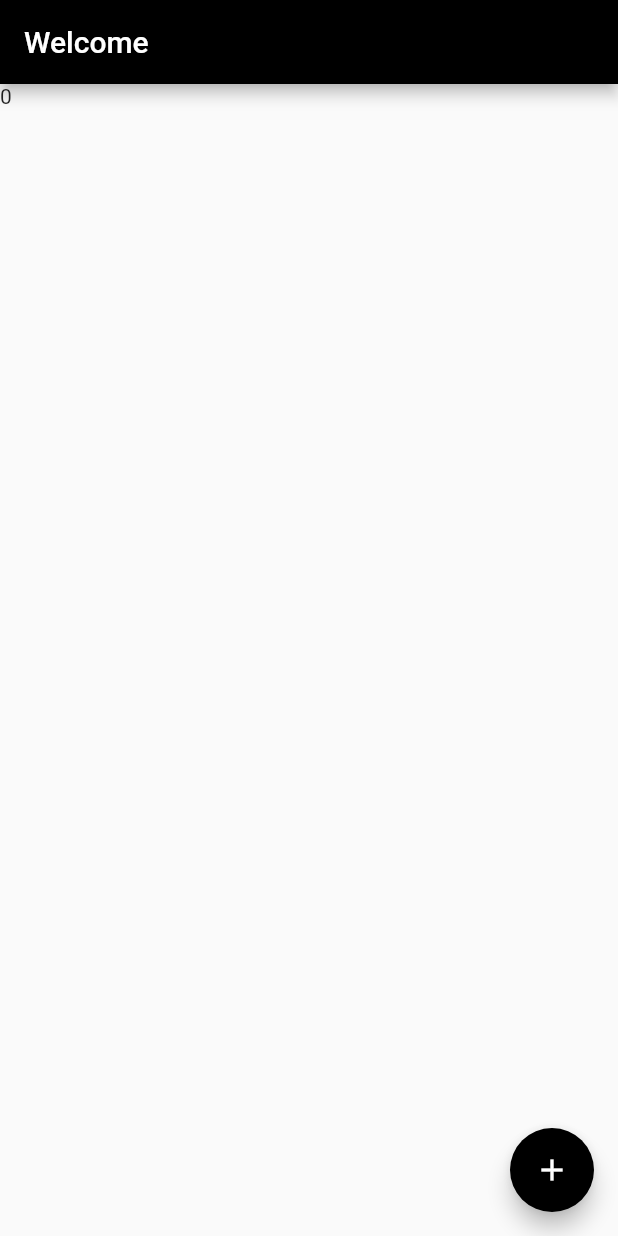
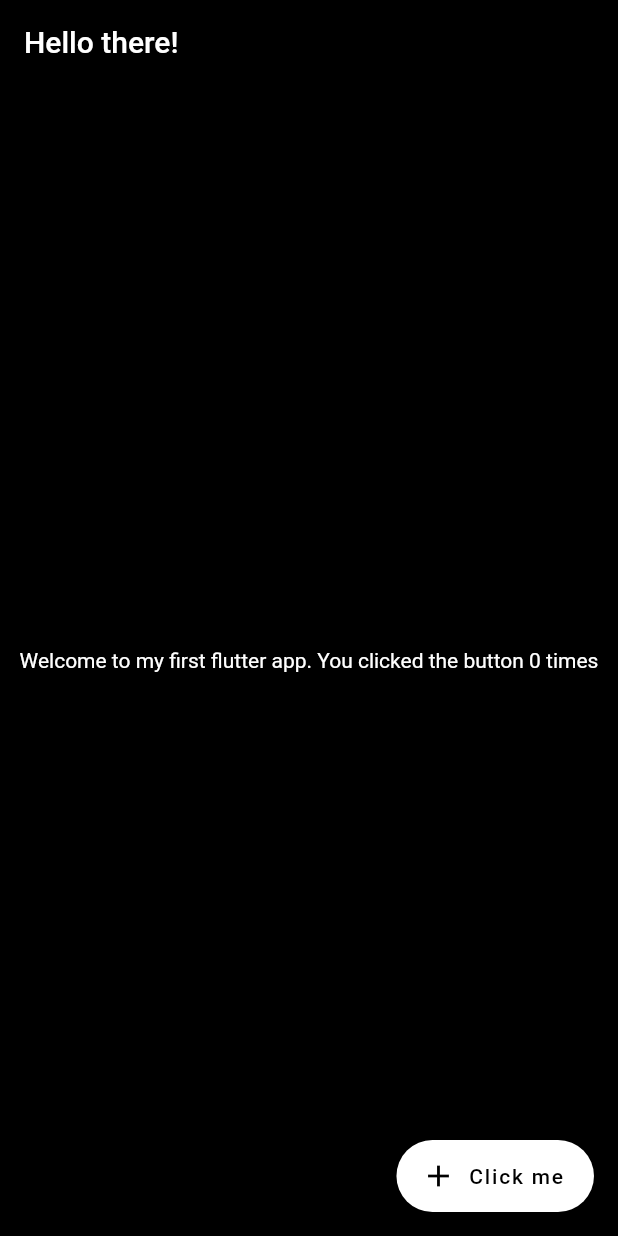
Before and after one commit to backstab319/flutter_pics, a Flutter app: the screen it shows after launch, on a phone screen of 412 x 824 dp. Run offline on Flutter 3.47's test engine with Material 2 defaults, Android fonts, the phone set to English and light mode, and no system bars.

Commit message:
Rewrote the whole widget to be black and white

```diff
--- a/lib/src/app.dart
+++ b/lib/src/app.dart
@@ -10,22 +10,35 @@ class AppState extends State<App> {
   int counter = 0;
   build(BuildContext context) {
     return MaterialApp(
-        home: Scaffold(
-      appBar: AppBar(
-        title: Text(
-          'Welcome',
+      home: Scaffold(
+        appBar: AppBar(
+          title: Text('Hello there!'),
+          backgroundColor: Colors.black,
         ),
-        backgroundColor: Colors.black,
-      ),
-      body: Text('$counter'),
-      floatingActionButton: FloatingActionButton(
+        body: Center(
+          child: Text(
+            'Welcome to my first flutter app. You clicked the button $counter times',
+            style: TextStyle(color: Colors.white),
+          ),
+        ),
+        floatingActionButton: FloatingActionButton.extended(
+          backgroundColor: Colors.white,
           onPressed: () {
             setState(() {
               counter += 1;
             });
           },
-          backgroundColor: Colors.black,
-          child: Icon(Icons.add)),
-    ));
+          icon: Icon(
+            Icons.add,
+            color: Colors.black,
+          ),
+          label: Text(
+            "Click me",
+            style: TextStyle(color: Colors.black),
+          ),
+        ),
+        backgroundColor: Colors.black,
+      ),
+    );
   }
 }
```
